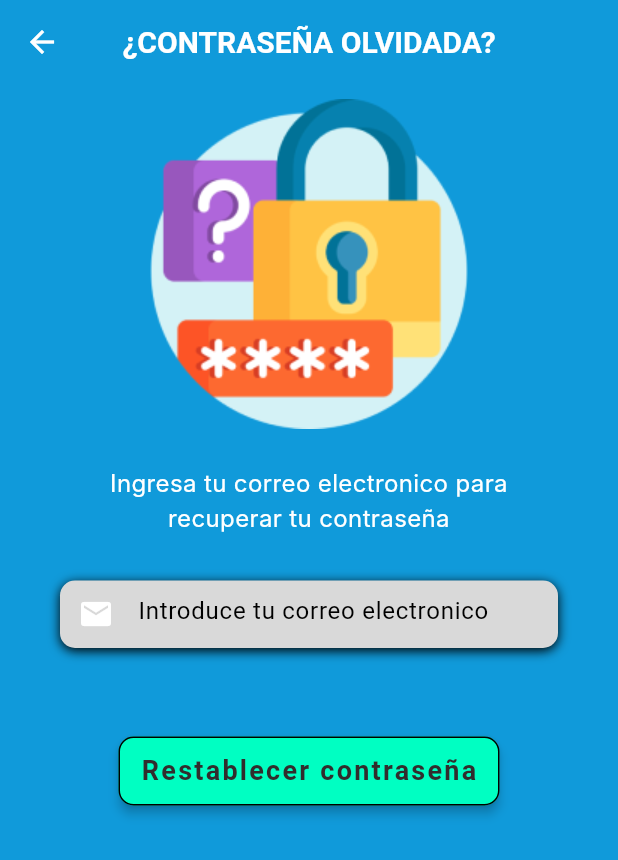
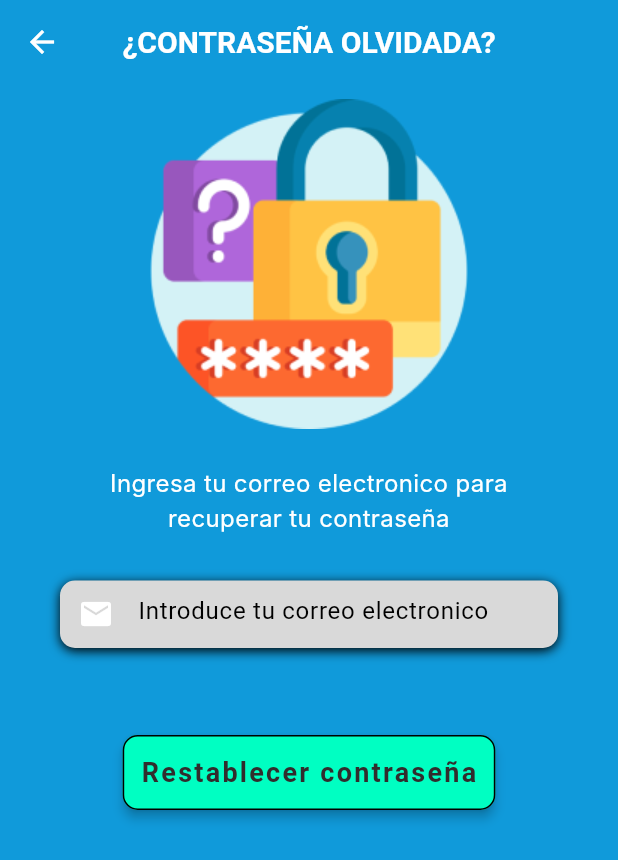
Before and after one commit to AlejandroR2000/MiAutolavado, a Flutter app: the PaginaRecuperarContra screen opened by its route, on a phone screen of 412 x 824 dp. Shown: the top 860 px of the screen. Run offline on Flutter 3.47's test engine with Material 2 defaults, Android fonts, the phone set to English and light mode, and no system bars; Roboto replaces fonts that are missing (Inter, OpenSans).

Commit message:
avance domingo

```diff
--- a/lib/paginas/pagina_recuperarContra.dart
+++ b/lib/paginas/pagina_recuperarContra.dart
@@ -68,7 +68,6 @@ class _PaginaRecuperarContraState extends State<PaginaRecuperarContra> {
   Widget _buildBtnRecuperar() {
     return Container(
       padding: const EdgeInsets.all(8.0),
-      width: 270,
       child: ElevatedButton(
         style: ElevatedButton.styleFrom(
             backgroundColor: const Color(0xFF00FFC2),
@@ -80,7 +79,7 @@ class _PaginaRecuperarContraState extends State<PaginaRecuperarContra> {
             shape: RoundedRectangleBorder(
               //to set border radius to button
                 borderRadius: BorderRadius.circular(10)),
-            padding: const EdgeInsets.all(10) //content padding inside button
+            padding: const EdgeInsets.all(12) //content padding inside button
         ),
         onPressed: () => print('Login Button Pressed'),
         child: const Text(
```
